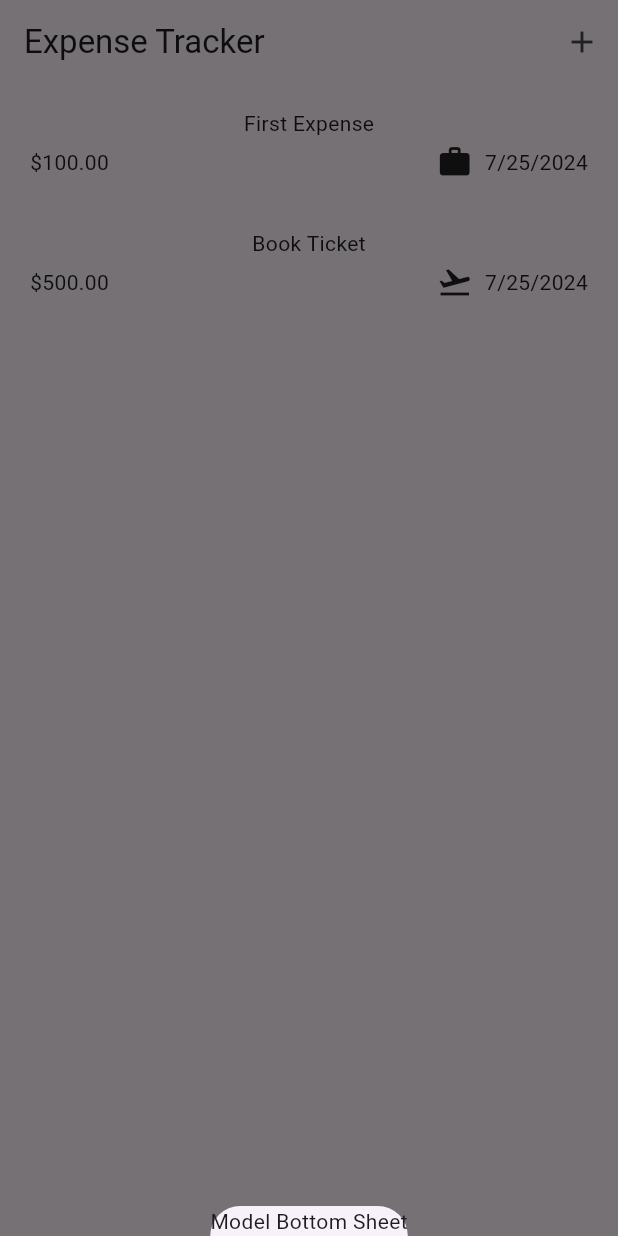
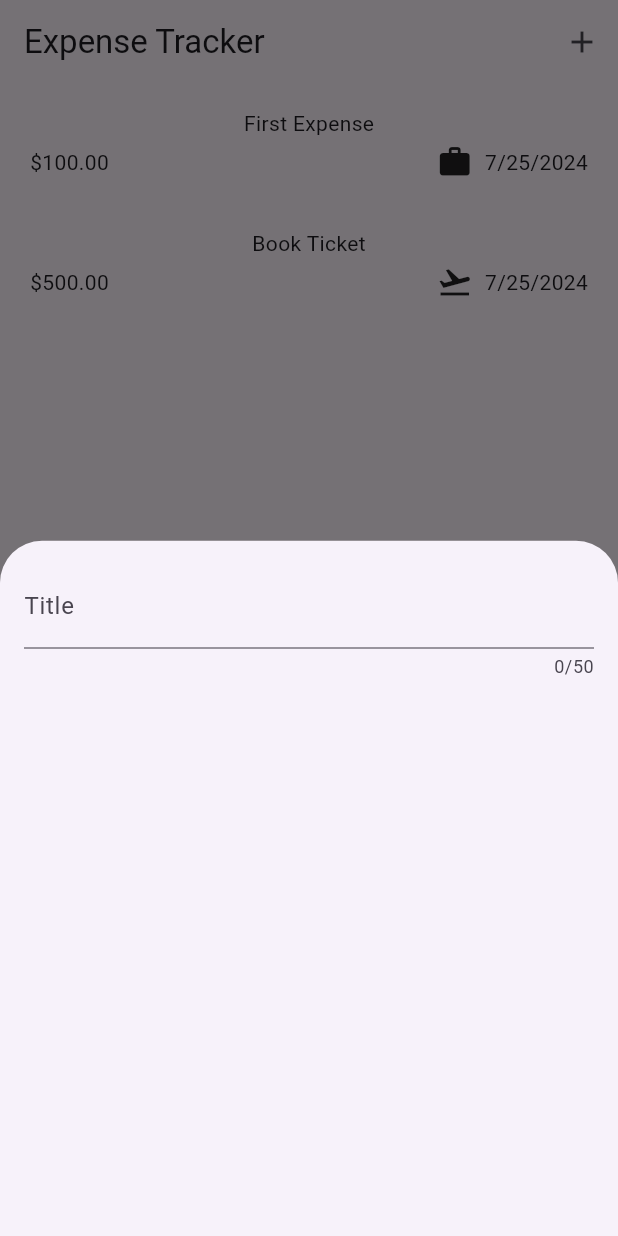
Before and after one commit to Jalo1982/expense_tracker, a Flutter app: the screen it shows after launch, after a tap on the "add" icon, on a phone screen of 412 x 824 dp. Run offline on Flutter 3.47's test engine with Material 3 defaults, Android fonts, the phone set to English and light mode, and no system bars.

Commit message:
Handling user text input with the textfield widget

```diff
--- a/lib/widgets/expenses.dart
+++ b/lib/widgets/expenses.dart
@@ -1,5 +1,6 @@
 import 'package:expense_tracker/widgets/expenses_list/expenses_list.dart';
 import 'package:expense_tracker/models/expense.dart';
+import 'package:expense_tracker/widgets/new_expense.dart';
 import 'package:flutter/material.dart';
 
 class Expenses extends StatefulWidget {
@@ -26,7 +27,7 @@ class _ExpensesState extends State<Expenses> {
   void _openAddExpenseOverlay() {
     showModalBottomSheet(
       context: context,
-      builder: (ctx) => Text('Model Bottom Sheet'),
+      builder: (ctx) => const NewExpense(),
     );
   }
 
--- /dev/null
+++ b/lib/widgets/new_expense.dart
@@ -0,0 +1,27 @@
+import 'package:flutter/material.dart';
+
+class NewExpense extends StatefulWidget {
+  const NewExpense({super.key});
+
+  @override
+  State<NewExpense> createState() => _NewExpenseState();
+}
+
+class _NewExpenseState extends State<NewExpense> {
+  @override
+  Widget build(BuildContext context) {
+    return const Padding(
+      padding: EdgeInsets.all(16),
+      child: Column(
+        children: [
+          TextField(
+            maxLength: 50,
+            decoration: InputDecoration(
+              label: Text('Title'),
+            ),
+          ),
+        ],
+      ),
+    );
+  }
+}
```
